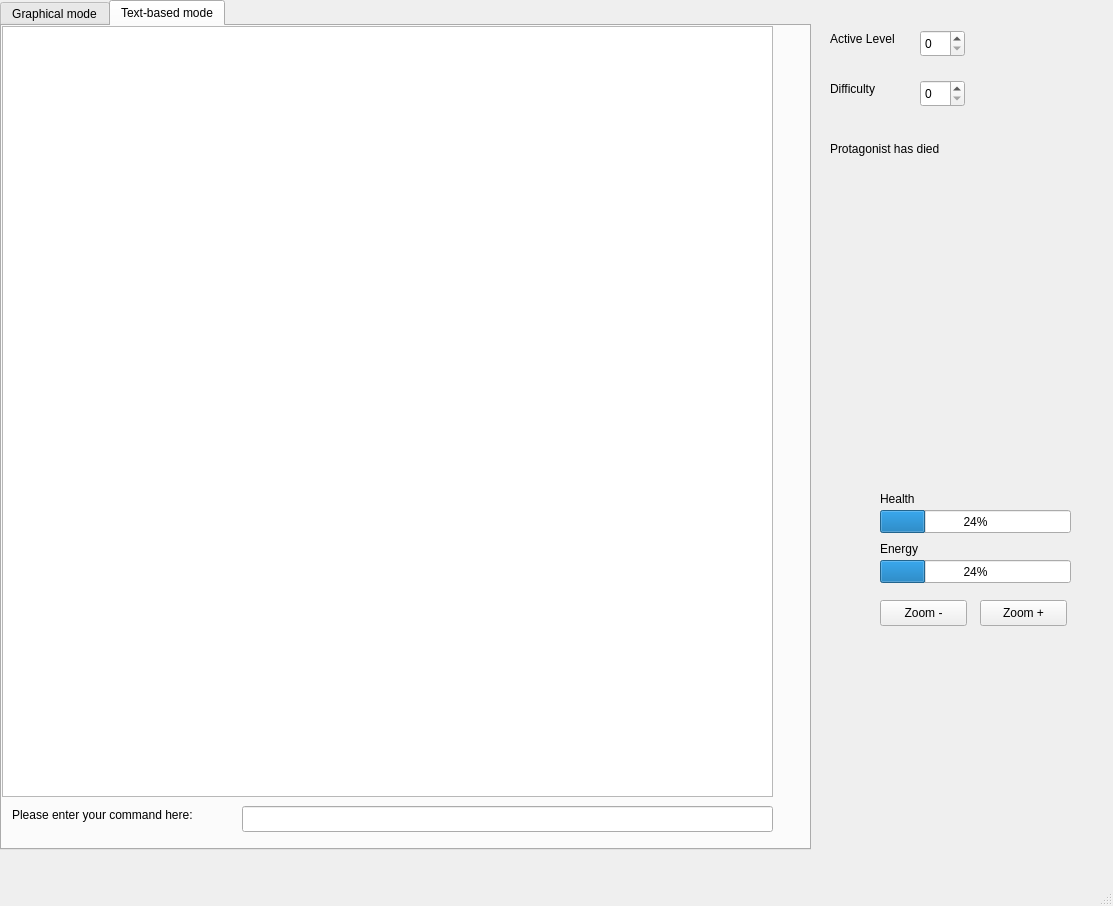
Before: the Qt Designer form mainwindow.ui in michielskobe/advanced-programming-techniques-final-project, drawn with Qt 5.
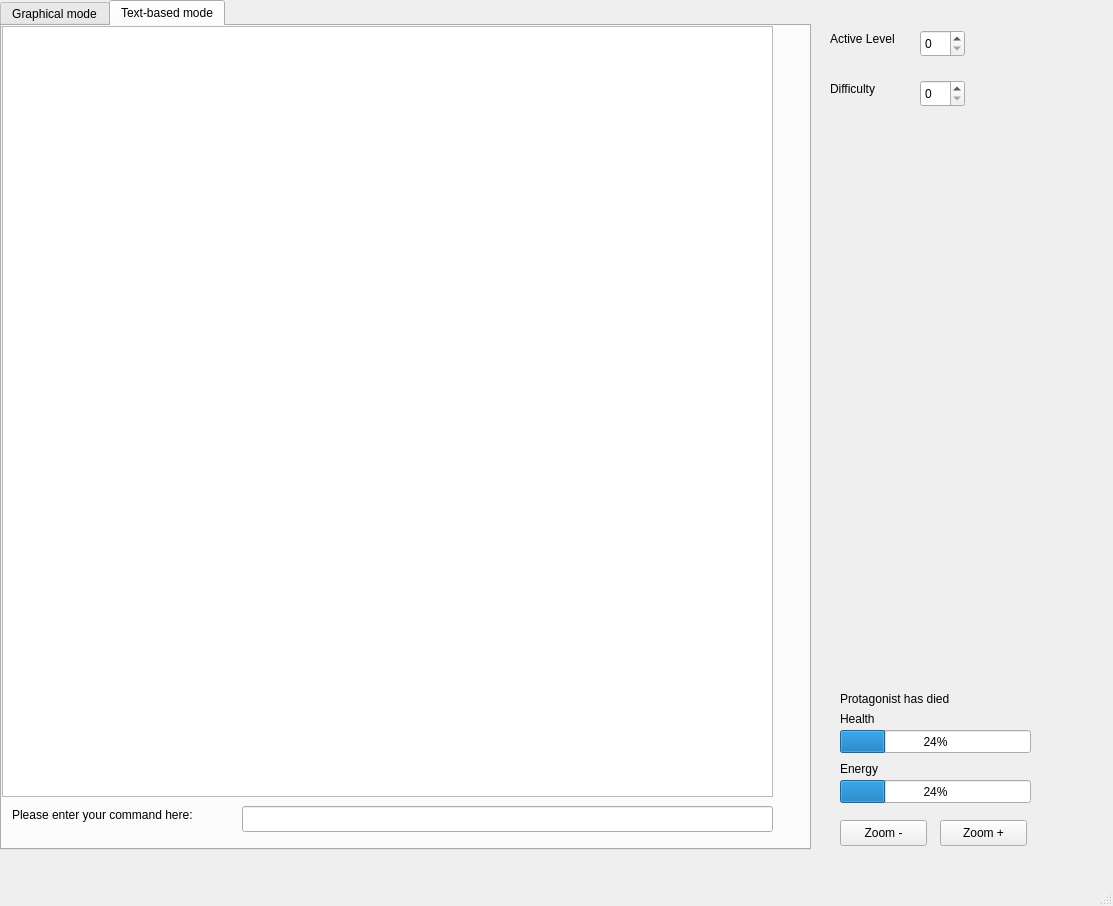
After: the same form once the commit is applied.

Commit message: Displayed help for text commands

```diff
--- a/mainwindow.ui
+++ b/mainwindow.ui
@@ -89,8 +89,8 @@
    <widget class="QPushButton" name="zoomOutBtn">
     <property name="geometry">
      <rect>
-      <x>880</x>
-      <y>600</y>
+      <x>840</x>
+      <y>820</y>
       <width>87</width>
       <height>26</height>
      </rect>
@@ -102,8 +102,8 @@
    <widget class="QPushButton" name="zoomInBtn">
     <property name="geometry">
      <rect>
-      <x>980</x>
-      <y>600</y>
+      <x>940</x>
+      <y>820</y>
       <width>87</width>
       <height>26</height>
      </rect>
@@ -115,8 +115,8 @@
    <widget class="QProgressBar" name="energy_bar">
     <property name="geometry">
      <rect>
-      <x>880</x>
-      <y>560</y>
+      <x>840</x>
+      <y>780</y>
       <width>191</width>
       <height>23</height>
      </rect>
@@ -128,8 +128,8 @@
    <widget class="QLabel" name="energy_label">
     <property name="geometry">
      <rect>
-      <x>880</x>
-      <y>540</y>
+      <x>840</x>
+      <y>760</y>
       <width>66</width>
       <height>18</height>
      </rect>
@@ -141,8 +141,8 @@
    <widget class="QProgressBar" name="health_bar">
     <property name="geometry">
      <rect>
-      <x>880</x>
-      <y>510</y>
+      <x>840</x>
+      <y>730</y>
       <width>191</width>
       <height>23</height>
      </rect>
@@ -163,8 +163,8 @@
    <widget class="QLabel" name="health_label">
     <property name="geometry">
      <rect>
-      <x>880</x>
-      <y>490</y>
+      <x>840</x>
+      <y>710</y>
       <width>66</width>
       <height>18</height>
      </rect>
@@ -231,8 +231,8 @@
     </property>
     <property name="geometry">
      <rect>
-      <x>830</x>
-      <y>140</y>
+      <x>840</x>
+      <y>690</y>
       <width>271</width>
       <height>18</height>
      </rect>
@@ -241,6 +241,19 @@
      <string>Protagonist has died</string>
     </property>
    </widget>
+   <widget class="QLabel" name="help_label">
+    <property name="geometry">
+     <rect>
+      <x>830</x>
+      <y>130</y>
+      <width>241</width>
+      <height>171</height>
+     </rect>
+    </property>
+    <property name="text">
+     <string/>
+    </property>
+   </widget>
   </widget>
   <widget class="QMenuBar" name="menubar">
    <property name="geometry">
```
The commit also changes 1 other file.
